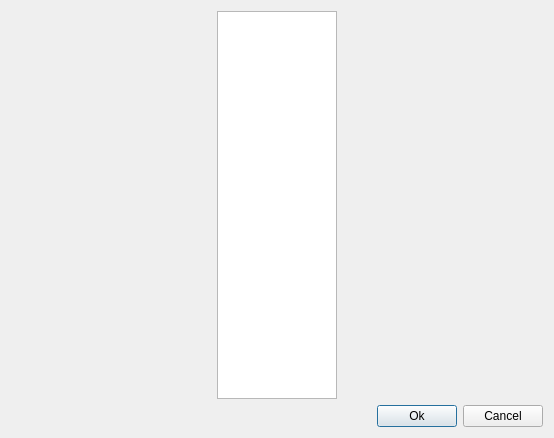
Old version of the form src/config/configDialog.ui in the repository drf/shaman1.
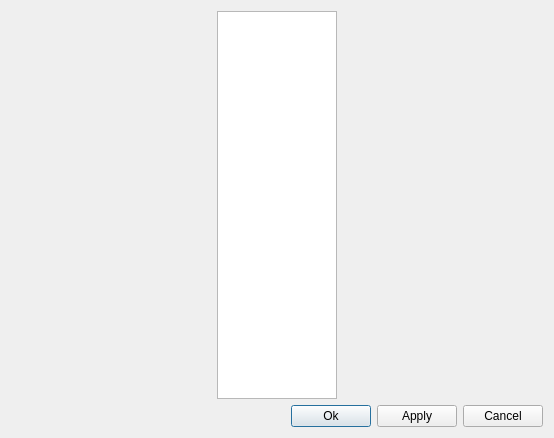
New version of the form. Icons and pictures are not drawn.

The edit to the form file:
```diff
--- a/src/config/configDialog.ui
+++ b/src/config/configDialog.ui
@@ -97,6 +97,13 @@
        </property>
       </widget>
      </item>
+     <item>
+      <widget class="QPushButton" name="applyButton">
+       <property name="text">
+        <string>Apply</string>
+       </property>
+      </widget>
+     </item>
      <item>
       <widget class="QPushButton" name="cancelButton">
        <property name="sizePolicy">
```
